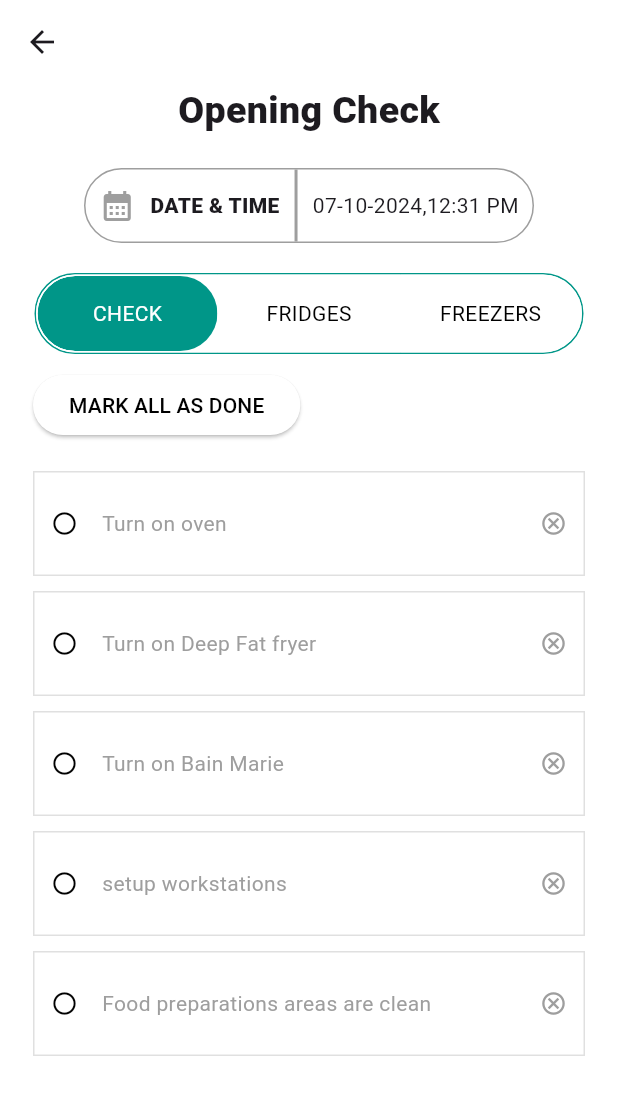
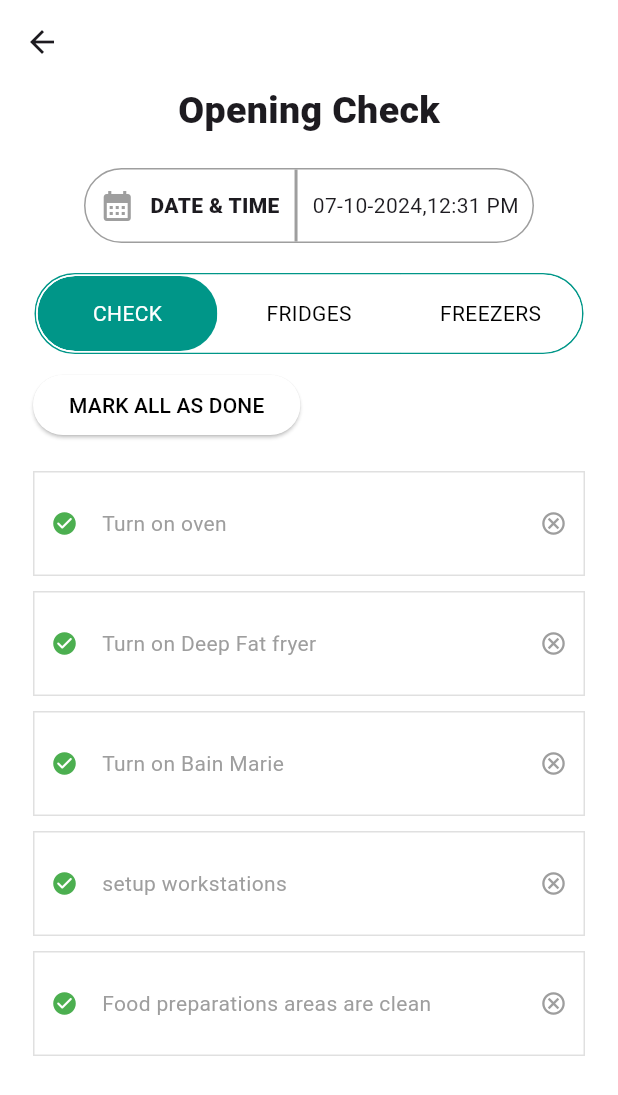
Before and after one commit to PRANAW2004/Sample-task-app-using-flutter, a Flutter app: the screen it shows after launch, on a phone screen of 412 x 824 dp. Shown: the top 1095 px of the screen. Run offline on Flutter 3.47's test engine with Material 3 defaults, Android fonts, the phone set to English and light mode, and no system bars; missing offline and left inert: dart:ffi.

Commit message:
Updated App

```diff
--- a/lib/pages/check.dart
+++ b/lib/pages/check.dart
@@ -14,7 +14,8 @@ class _CheckPageState extends State<CheckPage>{
   List<bool> _isSelected =[true,false,false];
   var _elevatedButtonColor = Colors.white;
   // var _checkIcon = Icon(Icons.circle_outlined,color: Colors.black);
-  bool _checkIcon = true;
+  List<bool> _checkIcon = [false,false,false,false,false];
+  // var _checkIcon = true;
 
   final List<String> _checkdata = ["Turn on oven","Turn on Deep Fat fryer","Turn on Bain Marie","setup workstations", "Food preparations areas are clean"];
 
@@ -137,14 +138,16 @@ class _CheckPageState extends State<CheckPage>{
             ),
           SizedBox(height:20),
           Column(
+
            children: [
-            for(var item in _checkdata) Column(
+            if(_isSelected[0])Column(
+                children: [for(int i = 0;i<_checkdata.length;i++) Column(
               children: [
                 Padding(
-                  key: UniqueKey(),
                   padding: EdgeInsets.only(left:22.0,right: 22.0),
                   child: Container(
                     // height: 50,
+                  key: UniqueKey(),
                     constraints: BoxConstraints(minWidth: 300,minHeight: 70),
                     decoration: BoxDecoration(
                       border: Border.all(width: 1,color: Colors.grey.shade300),
@@ -161,7 +164,9 @@ class _CheckPageState extends State<CheckPage>{
                                 () => {
                                   setState(() => {
                                     print("Inside the setState function"),
-                                    _checkIcon = !_checkIcon,
+                                    print(_checkdata[i]),
+                                    _checkIcon[i] = !_checkIcon[i],
+                                    // Icons.check_circle_rounded,color
                                   })
                                 }
                                 ),
@@ -174,7 +179,7 @@ class _CheckPageState extends State<CheckPage>{
                               ),
                               side: BorderSide.none,
                             ),
-                          child: Icon(Icons.circle_outlined,color: Colors.black),
+                          child: Icon(_checkIcon[i]?Icons.circle_outlined:Icons.check_circle_rounded,color:_checkIcon[i]?Colors.black:Colors.green),
                           )
                           ),
 
@@ -182,7 +187,7 @@ class _CheckPageState extends State<CheckPage>{
 
                           // Icon(Icons.circle_outlined,color: Colors.black),
                           SizedBox(width: 15),
-                          Text(item,style: TextStyle(color: Colors.grey,fontSize: 14)),
+                          Text(_checkdata[i],style: TextStyle(color: Colors.grey,fontSize: 14)),
                           // SizedBox(width:50),
                           Spacer(),
                           Padding(
@@ -216,8 +221,8 @@ class _CheckPageState extends State<CheckPage>{
                   ),
                 SizedBox(height:10),
               ],
-            )
-
+            )]
+            ),
            ],
 
           ),
```
